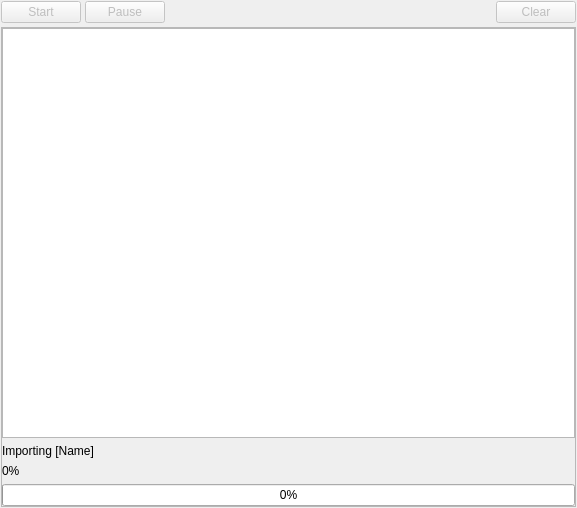
tplatt77/SIMPLVtkLib, file SIMPLVtkLib/QtWidgets/UI_Files/VSQueueWidget.ui: the form before one commit.
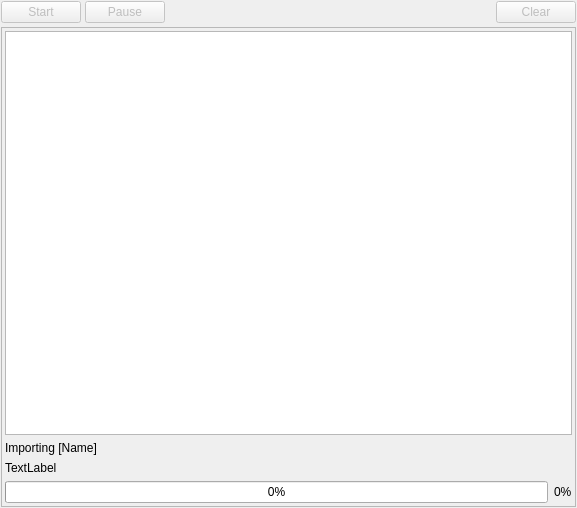
The form after the commit. Custom widgets are drawn as their Qt base class.

Commit message: Adding status message feedback to the Import Queue widget.

```diff
--- a/SIMPLVtkLib/QtWidgets/UI_Files/VSQueueWidget.ui
+++ b/SIMPLVtkLib/QtWidgets/UI_Files/VSQueueWidget.ui
@@ -89,16 +89,16 @@
      </property>
      <layout class="QGridLayout" name="gridLayout_2">
       <property name="leftMargin">
-       <number>0</number>
+       <number>3</number>
       </property>
       <property name="topMargin">
-       <number>0</number>
+       <number>3</number>
       </property>
       <property name="rightMargin">
-       <number>0</number>
+       <number>3</number>
       </property>
       <property name="bottomMargin">
-       <number>0</number>
+       <number>3</number>
       </property>
       <item row="0" column="0">
        <layout class="QVBoxLayout" name="verticalLayout">
@@ -132,18 +132,32 @@
          </widget>
         </item>
         <item>
-         <widget class="QLabel" name="progressLabel">
+         <widget class="QLabel" name="progressText">
           <property name="text">
-           <string>0%</string>
+           <string>TextLabel</string>
           </property>
          </widget>
         </item>
         <item>
-         <widget class="QProgressBar" name="progressBar">
-          <property name="value">
+         <layout class="QHBoxLayout" name="horizontalLayout_2">
+          <property name="topMargin">
            <number>0</number>
           </property>
-         </widget>
+          <item>
+           <widget class="QProgressBar" name="progressBar">
+            <property name="value">
+             <number>0</number>
+            </property>
+           </widget>
+          </item>
+          <item>
+           <widget class="QLabel" name="progressLabel">
+            <property name="text">
+             <string>0%</string>
+            </property>
+           </widget>
+          </item>
+         </layout>
         </item>
        </layout>
       </item>
```
The commit also changes 2 other files.
